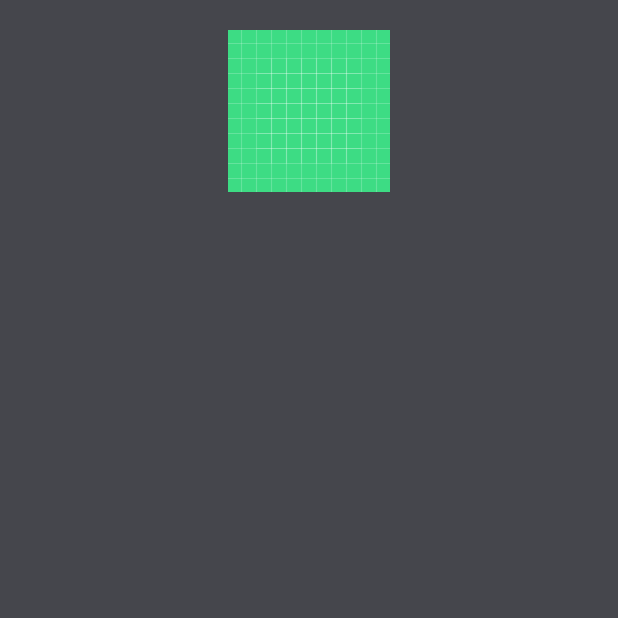
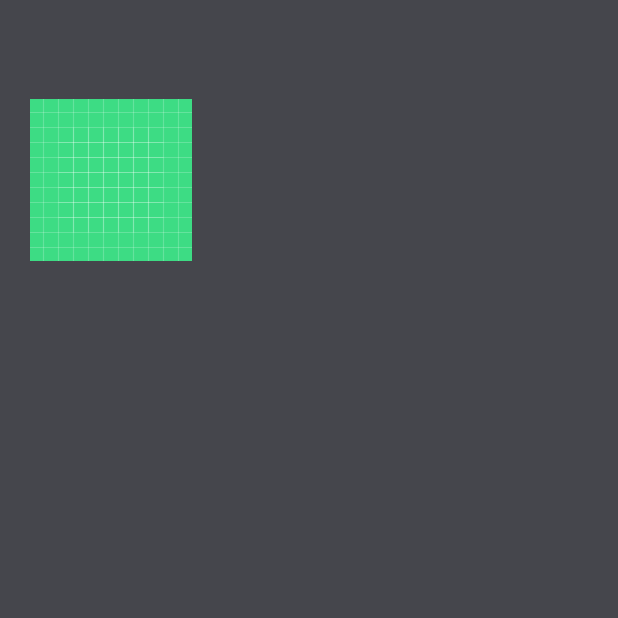
Before and after one commit to Mvargas64/Mobile-Computing---Project01, an Android app: the PlantDetailsActivity screen opened directly, with no data from a screen before it, on a phone screen of 412 x 824 dp, the top half of it. Run offline under Robolectric (Android 15) with nearby library versions, the phone set to English and light mode, and no system bars.

Commit message:
Attempted to implement image

```diff
--- a/app/src/main/res/layout/activity_plant_details.xml
+++ b/app/src/main/res/layout/activity_plant_details.xml
@@ -14,12 +14,12 @@
         android:paddingVertical="20dp">
 
 
-
         <ImageView
             android:id="@+id/imageView"
-            android:layout_width="match_parent"
-            android:layout_height="wrap_content"
-            tools:srcCompat="@tools:sample/avatars" />
+            android:layout_width="wrap_content"
+            android:layout_height="200dp"
+            android:maxHeight="200dp"
+            tools:srcCompat="@drawable/orchidtree" />
 
         <TextView
             android:id="@+id/nameTV"
```
Also changed, not shown: app/src/main/res/drawable-ash/americanmountain.jpg (added), app/src/main/res/drawable/dragonsunray.jpg (added), app/src/main/res/drawable/orchidtree.jpg (added), app/src/main/res/drawable/treeofheaven.jpg (added).
